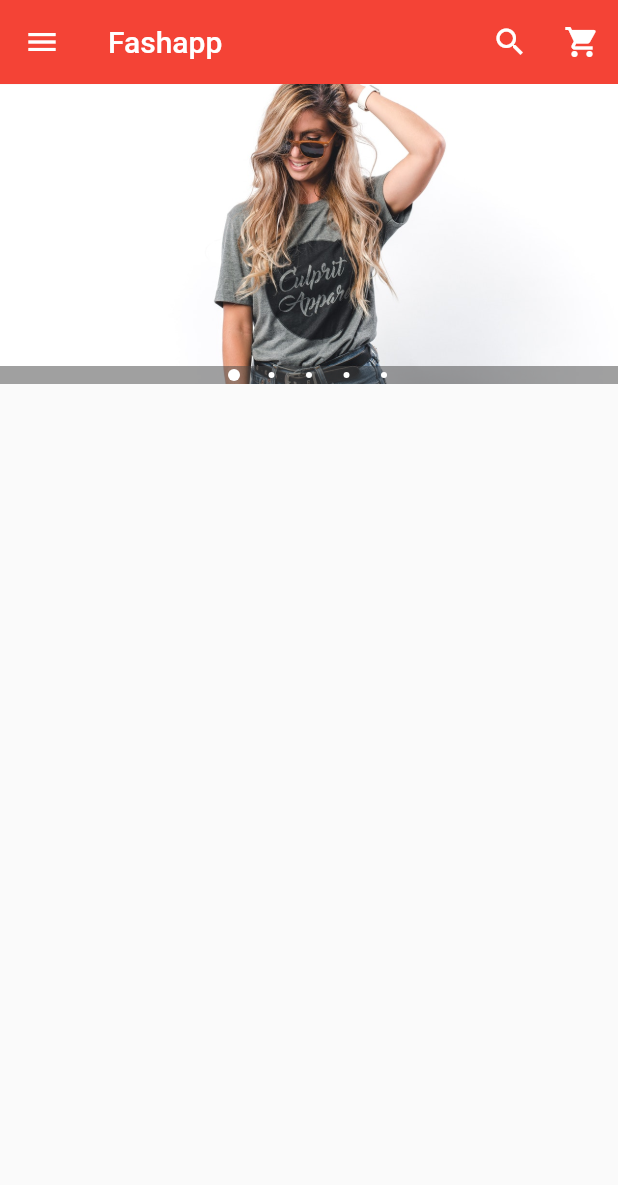
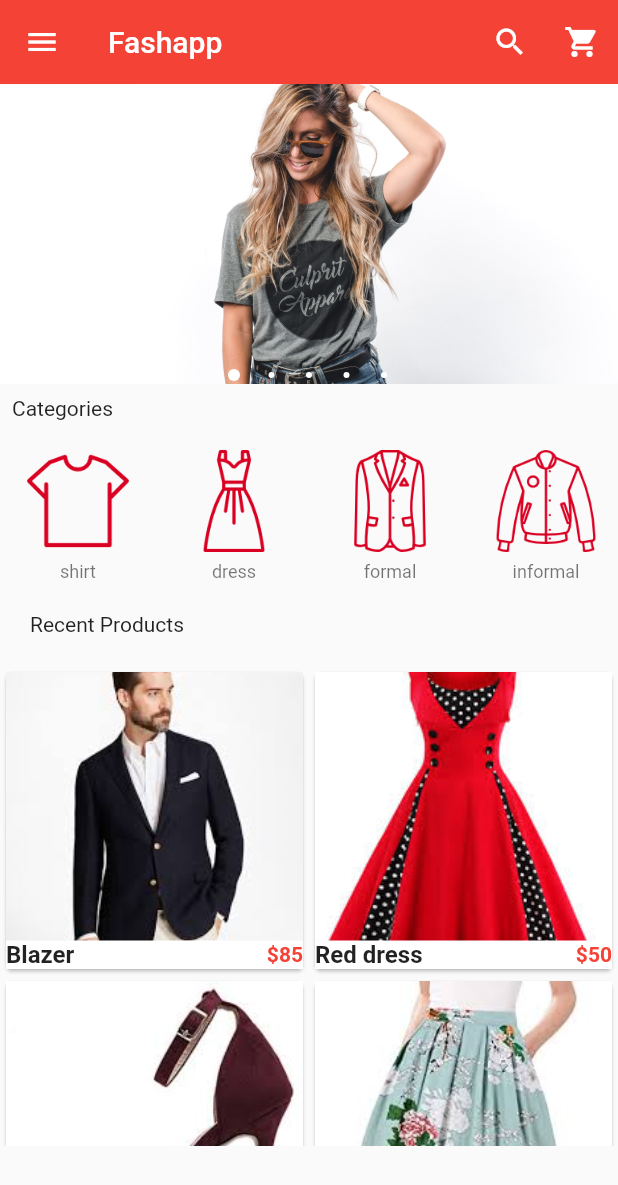
Before and after one commit to JR93/flutter_demo, a Flutter app: the screen it shows after launch, on a phone screen of 412 x 824 dp. Shown: the top 1185 px of the screen. Run offline on Flutter 3.47's test engine with Material 2 defaults, Android fonts, the phone set to English and light mode, and no system bars; drawn by our look-alikes of carousel_pro; our stand-ins replace video_player.

Commit message:
feat: shopapp dev

```diff
--- /dev/null
+++ b/shopapp/lib/components/horizontal_listview.dart
@@ -0,0 +1,73 @@
+import 'package:flutter/material.dart';
+
+class HorizontalList extends StatelessWidget {
+  @override
+  Widget build(BuildContext context) {
+    return Container(
+      height: 100.0,
+      child: ListView(
+        scrollDirection: Axis.horizontal,
+        children: <Widget>[
+          Category(
+            imageLocation: 'images/cats/tshirt.png',
+            imageCaption: 'shirt',
+          ),
+          Category(
+            imageLocation: 'images/cats/dress.png',
+            imageCaption: 'dress',
+          ),
+          Category(
+            imageLocation: 'images/cats/formal.png',
+            imageCaption: 'formal',
+          ),
+          Category(
+            imageLocation: 'images/cats/informal.png',
+            imageCaption: 'informal',
+          ),
+          Category(
+            imageLocation: 'images/cats/shoe.png',
+            imageCaption: 'shoe',
+          ),
+          Category(
+            imageLocation: 'images/cats/jeans.png',
+            imageCaption: 'jeans',
+          ),
+          Category(
+            imageLocation: 'images/cats/accessories.png',
+            imageCaption: 'accessories',
+          ),
+        ],
+      ),
+    );
+  }
+}
+
+class Category extends StatelessWidget {
+  final String imageLocation;
+  final String imageCaption;
+
+  Category({
+    this.imageLocation,
+    this.imageCaption,
+  });
+
+  @override
+  Widget build(BuildContext context) {
+    return Padding(
+      padding: const EdgeInsets.all(2.0),
+      child: InkWell(
+        onTap: () {},
+        child: Container(
+          width: 100.0,
+          child: ListTile(
+            title: Image.asset(imageLocation, width: 100.0, height: 80.0,),
+            subtitle: Container(
+              alignment: Alignment.topCenter,
+              child: Text(imageCaption, style: TextStyle(fontSize: 12.0),),
+            ),
+          ),
+        ),
+      ),
+    );
+  }
+}
--- /dev/null
+++ b/shopapp/lib/components/products.dart
@@ -0,0 +1,131 @@
+import 'package:flutter/material.dart';
+import 'package:shopapp/pages/product_details.dart';
+
+class Products extends StatefulWidget {
+  @override
+  _ProductsState createState() => _ProductsState();
+}
+
+class _ProductsState extends State<Products> {
+  var productList = [
+    {
+      'name': 'Blazer',
+      'picture': 'images/products/blazer1.jpeg',
+      'oldPrice': 120,
+      'price': 85,
+    },
+    {
+      'name': 'Red dress',
+      'picture': 'images/products/dress1.jpeg',
+      'oldPrice': 100,
+      'price': 50,
+    },
+    {
+      'name': 'Red dress',
+      'picture': 'images/products/hills1.jpeg',
+      'oldPrice': 100,
+      'price': 50,
+    },
+    {
+      'name': 'Red dress',
+      'picture': 'images/products/skt1.jpeg',
+      'oldPrice': 100,
+      'price': 50,
+    },
+    {
+      'name': 'Red dress',
+      'picture': 'images/products/skt2.jpeg',
+      'oldPrice': 100,
+      'price': 50,
+    },
+    {
+      'name': 'Red dress',
+      'picture': 'images/products/dress2.jpeg',
+      'oldPrice': 100,
+      'price': 50,
+    },
+  ];
+
+  @override
+  Widget build(BuildContext context) {
+    return GridView.builder(
+      itemCount: productList.length,
+      gridDelegate: SliverGridDelegateWithFixedCrossAxisCount(
+        crossAxisCount: 2
+      ),
+      itemBuilder: (BuildContext context, int index) {
+        return SingleProduct(
+          productName: productList[index]['name'],
+          productPic: productList[index]['picture'],
+          productOldPrice: productList[index]['oldPrice'],
+          productPrice: productList[index]['price'],
+        );
+      },
+    );
+  }
+}
+
+class SingleProduct extends StatelessWidget {
+  final String productName;
+  final String productPic;
+  final num productOldPrice;
+  final num productPrice;
+
+  SingleProduct({
+    this.productName,
+    this.productPic,
+    this.productOldPrice,
+    this.productPrice,
+  });
+
+  @override
+  Widget build(BuildContext context) {
+    return Container(
+      child: Card(
+        child: Hero(
+          tag: Text('hero 1'),
+          child: Material(
+            child: InkWell(
+              onTap: () => Navigator.of(context).push(
+                new MaterialPageRoute(
+                  builder: (context) => new ProductDetails(
+                    productDetailName: productName,
+                    productDetailPrice: productPrice,
+                    productDetailOldPrice: productOldPrice,
+                    productDetailPicture: productPic,
+                  )
+                )
+              ),
+              child: GridTile(
+                child: Image.asset(productPic, fit: BoxFit.cover,),
+                footer: Container(
+                  color: Colors.white,
+                  child: Row(
+                    children: <Widget>[
+                      Expanded(
+                        child: Text(
+                          productName,
+                          style: TextStyle(
+                            fontSize: 16.0,
+                            fontWeight: FontWeight.bold,
+                          ),
+                        ),
+                      ),
+                      Text(
+                        '\$$productPrice',
+                        style: TextStyle(
+                          color: Colors.red,
+                          fontWeight: FontWeight.bold,
+                        ),
+                      ),
+                    ],
+                  ),
+                ),
+              ),
+            ),
+          ),
+        ),
+      ),
+    );
+  }
+}
--- a/shopapp/lib/main.dart
+++ b/shopapp/lib/main.dart
@@ -1,5 +1,8 @@
 import 'package:flutter/material.dart';
 import 'package:carousel_pro/carousel_pro.dart';
+
+import 'package:shopapp/components/horizontal_listview.dart';
+import 'package:shopapp/components/products.dart';
 
 void main() => runApp(MyApp());
 
@@ -35,11 +38,13 @@ class _HomePageState extends State<HomePage> {
         ],
         autoplay: false,
         dotSize: 4.0,
+        dotBgColor: Colors.transparent,
         indicatorBgPadding: 2.0,
         // animationCurve: Curves.fastOutSlowIn,
         // animationDuration: Duration(milliseconds: 1000),
       ),
     );
+
     return Scaffold(
       appBar: AppBar(
         elevation: 0.1,
@@ -91,8 +96,8 @@ class _HomePageState extends State<HomePage> {
             InkWell(
               onTap: (){},
               child: ListTile(
-                title: Text('Categoris'),
-                leading: Icon(Icons.dashboard, color: Colors.red),
+                title: Text('Shopping cart'),
+                leading: Icon(Icons.shopping_cart, color: Colors.red),
               ),
             ),
             InkWell(
@@ -114,7 +119,7 @@ class _HomePageState extends State<HomePage> {
               onTap: (){},
               child: ListTile(
                 title: Text('About'),
-                leading: Icon(Icons.help, color: Colors.blue),
+                leading: Icon(Icons.help),
               ),
             ),
           ],
@@ -122,7 +127,23 @@ class _HomePageState extends State<HomePage> {
       ),
       body: ListView(
         children: <Widget>[
-          imageCarousel
+          // 轮播图
+          imageCarousel,
+          // 分类
+          Padding(
+            padding: const EdgeInsets.all(8.0),
+            child: Text('Categories'),
+          ),
+          HorizontalList(),
+          Padding(
+            padding: const EdgeInsets.all(20.0),
+            child: Text('Recent Products'),
+          ),
+          Container(
+            height: 320.0,
+            child: Products(),
+          ),
+
         ],
       ),
     );
```
Also changed, not shown: shopapp/lib/pages/product_details.dart (added, +410 -0 lines), shopapp/pubspec.yaml (+15 -0 lines).
